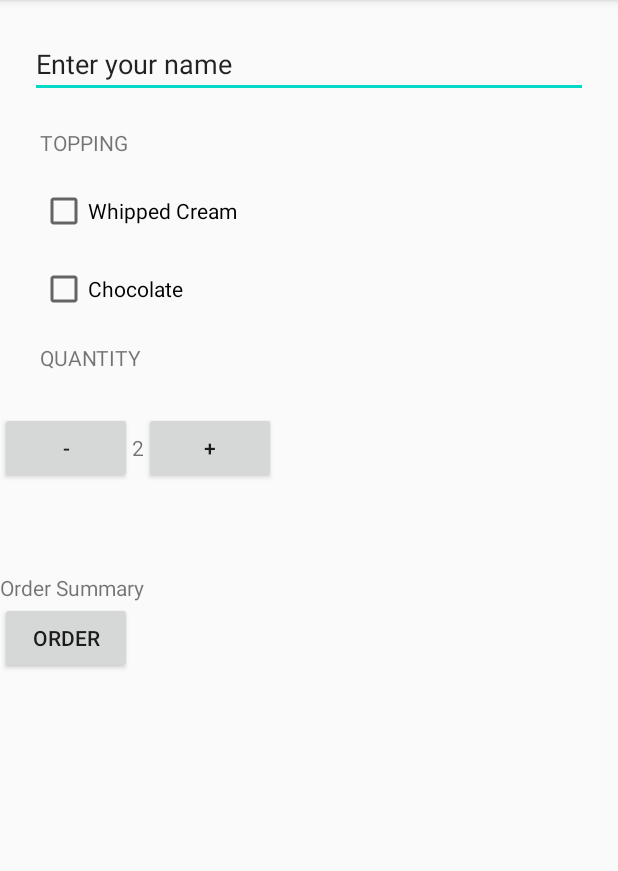
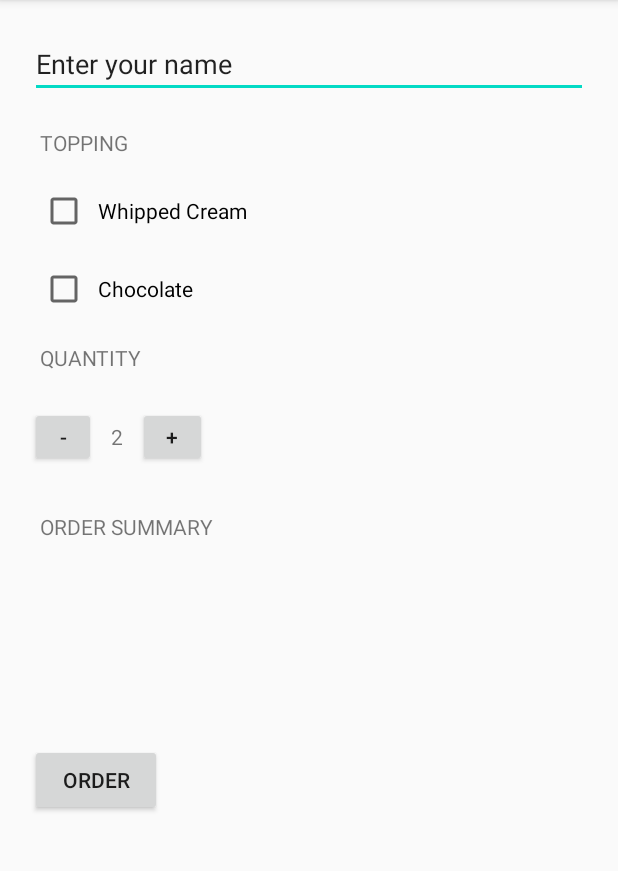
Before and after one commit to jiuston/ActividadA1.1, an Android app: the screen it shows after launch (MainActivity), on a phone screen of 412 x 824 dp, the part 84-955 px from its top. Run offline under Robolectric (Android 15) with nearby library versions, the phone set to English and light mode, and no system bars.

Commit message:
Actividad A.1.1 completa

```diff
--- a/app/src/main/res/layout/activity_main.xml
+++ b/app/src/main/res/layout/activity_main.xml
@@ -32,7 +32,7 @@
         android:id="@+id/checkBox"
         android:layout_width="wrap_content"
         android:layout_height="wrap_content"
-        android:text="Whipped Cream"
+        android:text="  Whipped Cream"
         android:layout_marginTop="30px"
         android:layout_marginLeft="40px"/>
 
@@ -40,7 +40,7 @@
         android:id="@+id/checkBox2"
         android:layout_width="wrap_content"
         android:layout_height="wrap_content"
-        android:text="Chocolate"
+        android:text="  Chocolate"
         android:layout_marginTop="30px"
         android:layout_marginLeft="40px"/>
 
@@ -51,29 +51,33 @@
         android:text="QUANTITY"
         android:layout_marginTop="30px"
         android:layout_marginLeft="40px"
-        android:layout_marginBottom="40px"/>
+        android:layout_marginBottom="20px"/>
 
     <LinearLayout
         android:layout_width="match_parent"
-        android:layout_height="107dp"
-        android:orientation="horizontal">
+        android:layout_height="60dp"
+        android:orientation="horizontal"
+        android:paddingLeft="15px">
 
         <Button
             android:id="@+id/button"
-            android:layout_width="wrap_content"
+            android:layout_width="44dp"
             android:layout_height="wrap_content"
-            android:text="-" />
+            android:text="-"
+            android:layout_margin="15px"/>
 
         <TextView
             android:id="@+id/textView3"
             android:layout_width="wrap_content"
             android:layout_height="wrap_content"
-            android:text="2" />
+            android:text="2"
+            android:layout_marginTop="15px"/>
 
         <Button
             android:id="@+id/button2"
-            android:layout_width="wrap_content"
+            android:layout_width="46dp"
             android:layout_height="wrap_content"
+            android:layout_margin="15px"
             android:text="+" />
     </LinearLayout>
 
@@ -81,11 +85,22 @@
         android:id="@+id/textView4"
         android:layout_width="wrap_content"
         android:layout_height="wrap_content"
-        android:text="Order Summary" />
+        android:text="ORDER SUMMARY"
+        android:layout_marginTop="30px"
+        android:layout_marginLeft="40px"
+        />
+
+    <TextView
+        android:id="@+id/textView5"
+        android:layout_width="match_parent"
+        android:layout_height="82dp"
+        android:text=""
+        android:layout_margin="40px"/>
 
     <Button
         android:id="@+id/button3"
         android:layout_width="wrap_content"
         android:layout_height="wrap_content"
-        android:text="Order" />
+        android:text="Order"
+        android:layout_marginLeft="30px"/>
 </LinearLayout>
```
